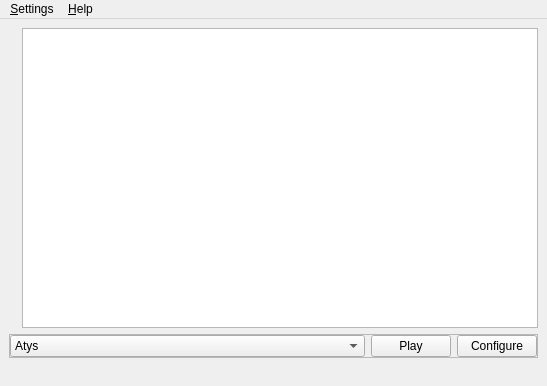
First picture: the form in code/ryzom/tools/client/ryzom_installer/ui/mainwindow.ui, repository ryzom/ryzomcore, before the edit.
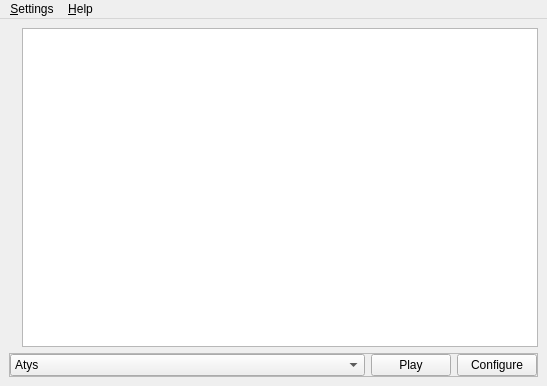
Second picture: the form after the edit. Icons and pictures are not drawn.

Commit message:
Changed: Removed status bar
branch : develop

The edit to the form file:
```diff
--- a/code/ryzom/tools/client/ryzom_installer/ui/mainwindow.ui
+++ b/code/ryzom/tools/client/ryzom_installer/ui/mainwindow.ui
@@ -130,11 +130,6 @@
    <addaction name="menu_File"/>
    <addaction name="menu_Help"/>
   </widget>
-  <widget class="QStatusBar" name="statusbar">
-   <property name="sizeGripEnabled">
-    <bool>false</bool>
-   </property>
-  </widget>
   <action name="actionAboutQt">
    <property name="text">
     <string>About Qt</string>
```
The commit also changes 2 other files.
